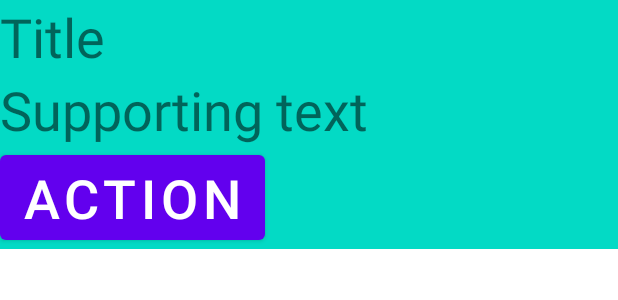
After one commit to thejunglegiant/TeslaStations, an Android app: the layout bottom_sheet_dialog_layout.xml on its own in the app's theme, with its tools: preview values and no code run, on a phone screen of 412 x 824 dp. The commit adds this screen. Shown: the top 300 px of the screen. Run offline under Robolectric (Android 15) with nearby library versions, the phone set to English and light mode, and no system bars.

Commit message:
testing bottom sheet

```diff
--- /dev/null
+++ b/app/src/main/res/layout/bottom_sheet_dialog_layout.xml
@@ -0,0 +1,38 @@
+<?xml version="1.0" encoding="utf-8"?>
+<LinearLayout xmlns:android="http://schemas.android.com/apk/res/android"
+    xmlns:app="http://schemas.android.com/apk/res-auto"
+    android:id="@+id/bottom_sheet_layout"
+    android:layout_width="match_parent"
+    android:layout_height="wrap_content"
+    android:orientation="vertical"
+    android:background="@color/teal_200"
+    app:behavior_hideable="true"
+    app:layout_behavior="com.google.android.material.bottomsheet.BottomSheetBehavior">
+
+    <TextView
+        android:id="@+id/titleText"
+        android:layout_width="wrap_content"
+        android:layout_height="wrap_content"
+        android:text="Title"
+        android:textSize="36sp"
+        app:layout_constraintStart_toStartOf="parent"
+        app:layout_constraintTop_toTopOf="parent" />
+
+    <TextView
+        android:id="@+id/supportText"
+        android:layout_width="wrap_content"
+        android:layout_height="wrap_content"
+        android:text="Supporting text"
+        android:textSize="36sp"
+        app:layout_constraintStart_toStartOf="parent"
+        app:layout_constraintTop_toBottomOf="@id/titleText" />
+
+    <Button
+        android:id="@+id/bottomsheet_button"
+        android:layout_width="wrap_content"
+        android:layout_height="wrap_content"
+        android:text="Action"
+        android:textSize="36sp"
+        app:layout_constraintStart_toStartOf="@id/titleText"
+        app:layout_constraintTop_toBottomOf="@id/supportText" />
+</LinearLayout>
```
Also changed, not shown: app/src/main/java/com/thejunglegiant/teslastations/presentation/map/MapFragment.kt (+35 -7 lines), app/src/main/java/com/thejunglegiant/teslastations/presentation/map/StationsRender.kt (+14 -0 lines), app/src/main/res/layout/fragment_map.xml (+7 -0 lines).
